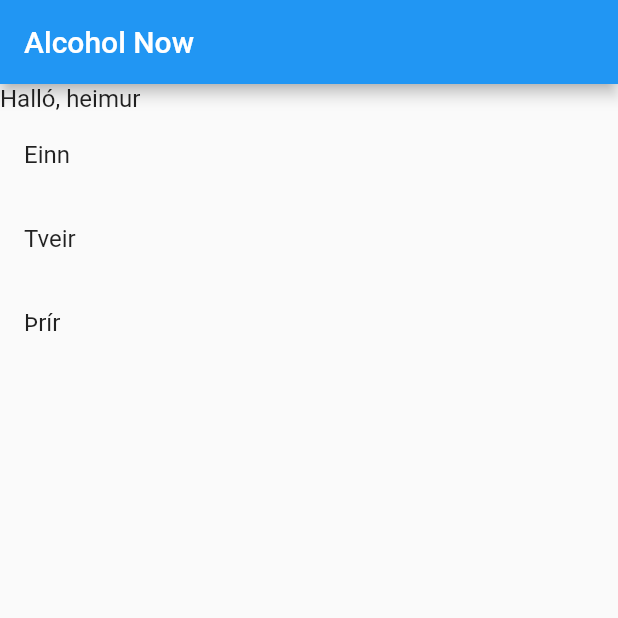
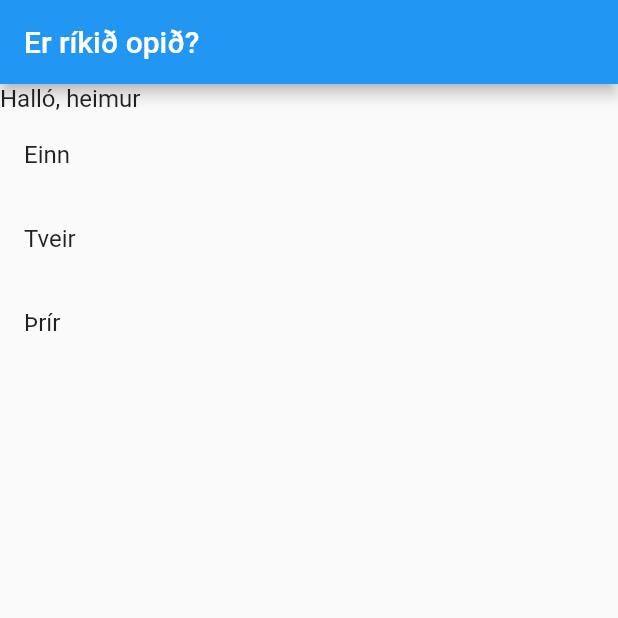
Before and after one commit to binary-is/alcoholnow, a Flutter app: the screen it shows after launch, on a phone screen of 412 x 824 dp, the top half of it. Run offline on Flutter 3.47's test engine with Material 2 defaults, Android fonts, the phone set to English and light mode, and no system bars; our stand-ins replace i18n_extension.

Commit message:
Translation of app name.

```diff
--- /dev/null
+++ b/lib/constants.dart
@@ -0,0 +1,3 @@
+library constants;
+
+const String APP_NAME = 'Er ríkið opið?';
--- a/lib/main.dart
+++ b/lib/main.dart
@@ -1,3 +1,4 @@
+import 'constants.dart' as Constants;
 import 'package:flutter/material.dart';
 import 'package:flutter_localizations/flutter_localizations.dart';
 import 'package:i18n_extension/i18n_widget.dart';
@@ -10,13 +11,13 @@ class AlcoholNowApp extends StatelessWidget {
   Widget build(BuildContext context) {
 
     return MaterialApp(
-      title: 'Flutter Demo',
+      title: Constants.APP_NAME,
       theme: ThemeData(
         primarySwatch: Colors.blue,
       ),
       home: I18n(
         initialLocale: Locale('is', 'IS'),
-        child: MainPage(title: 'Alcohol Now'),
+        child: MainPage(),
       ),
 
       localizationsDelegates: [
@@ -33,10 +34,6 @@ class AlcoholNowApp extends StatelessWidget {
 }
 
 class MainPage extends StatefulWidget {
-  MainPage({Key key, this.title}) : super(key: key);
-
-  final String title;
-
   @override
   _MainPageState createState() => _MainPageState();
 }
@@ -98,7 +95,7 @@ class _MainPageState extends State<MainPage> {
 
     return Scaffold(
       appBar: AppBar(
-        title: Text(widget.title),
+        title: Text('Alcohol Now'.i18n),
       ),
       body: body
     );
--- a/lib/main.i18n.dart
+++ b/lib/main.i18n.dart
@@ -1,3 +1,4 @@
+import 'constants.dart' as Constants;
 import 'package:i18n_extension/i18n_extension.dart';
 
 extension Localization on String {
@@ -6,7 +7,7 @@ extension Localization on String {
     'is_is': 'Halló, heimur',
   } + {
     'en_us': 'Alcohol Now',
-    'is_is': 'Er ríkið opið?',
+    'is_is': Constants.APP_NAME,
   } + {
     'en_us': 'One',
     'is_is': 'Einn',
```
